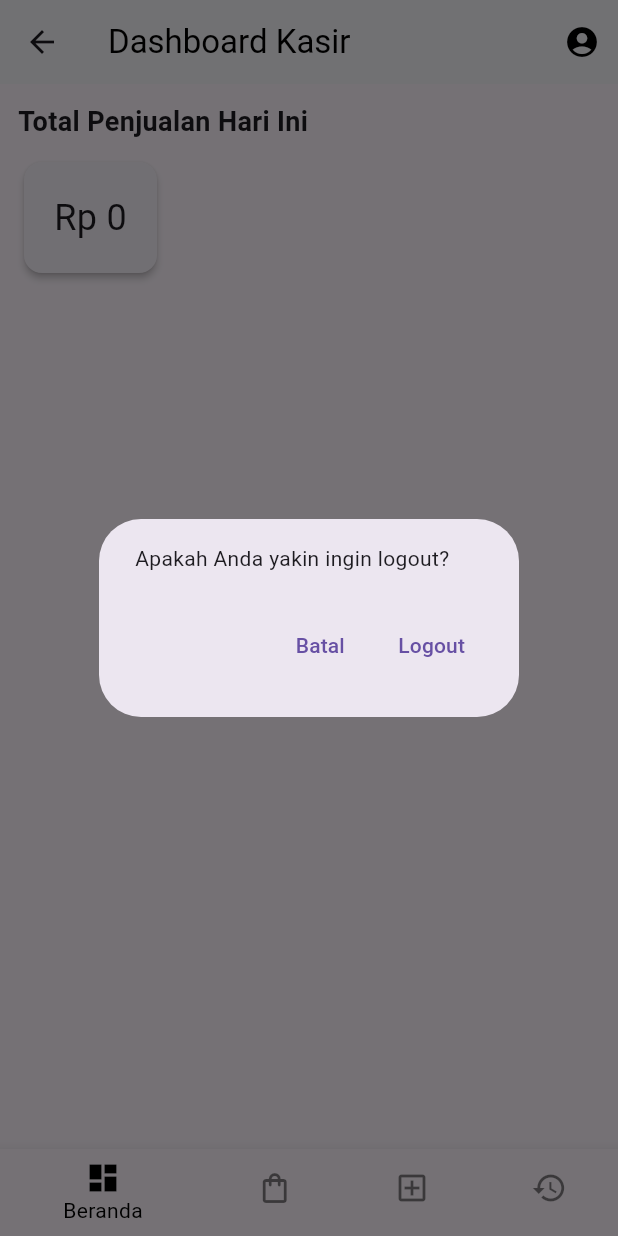
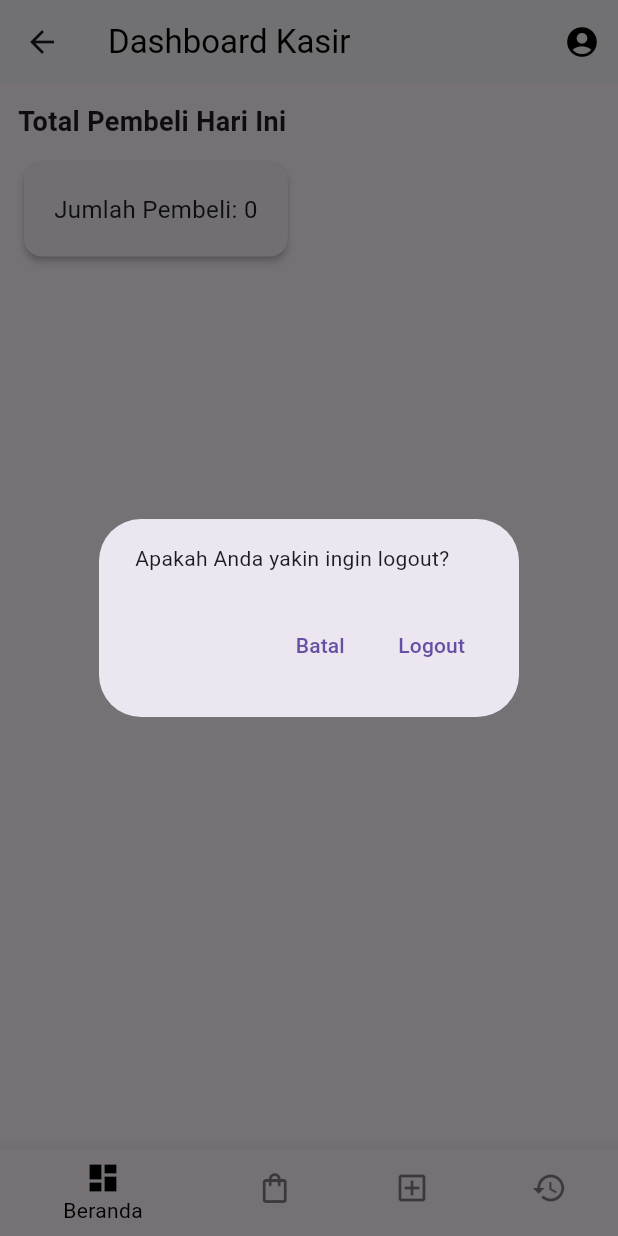
Before and after one commit to akbaraulia/flba, a Flutter app: the DashboardKasir screen opened by its route, after a tap on the "account circle" icon, on a phone screen of 412 x 824 dp. Run offline on Flutter 3.47's test engine with Material 3 defaults, Android fonts, the phone set to English and light mode, and no system bars; our stand-ins replace fl_chart, get, get_storage, image_picker, pdf, printing; accounts and stored records are empty; network calls fail.

Commit message:
V1 version release

```diff
--- /dev/null
+++ b/flutter-example/kasir-fe/lib/app/modules/history/bindings/history_binding.dart
@@ -0,0 +1,10 @@
+import 'package:get/get.dart';
+import 'package:kasir/app/modules/history/controllers/history_controller.dart';
+
+class HistoryBinding extends Bindings {
+  @override
+
+  void dependencies() {
+    Get.lazyPut<HistoryController>(() => HistoryController());
+  }
+}
--- /dev/null
+++ b/flutter-example/kasir-fe/lib/app/modules/history/controllers/history_controller.dart
@@ -0,0 +1,84 @@
+import 'dart:convert';
+import 'package:get/get.dart';
+import 'package:get_storage/get_storage.dart';
+import 'package:http/http.dart' as http;
+import 'package:pdf/widgets.dart' as pw;
+import 'package:printing/printing.dart';
+
+class HistoryController extends GetxController {
+  final box = GetStorage();
+  var groupedPayments = [].obs;
+  var isLoading = true.obs;
+
+  @override
+  void onInit() {
+    fetchPayments();
+    super.onInit();
+  }
+
+  Future<void> fetchPayments() async {
+    final token = box.read('token');
+    try {
+      isLoading.value = true;
+      final response = await http.get(
+        Uri.parse('http://192.168.158.106:8000/api/payments'),
+        headers: {
+          'Authorization': 'Bearer $token',
+          'Accept': 'application/json',
+        },
+      );
+
+      if (response.statusCode == 200) {
+        final List data = jsonDecode(response.body)['data'];
+        groupedPayments.value = data;
+      } else {
+        Get.snackbar('Error', 'Gagal mengambil riwayat transaksi');
+      }
+    } catch (e) {
+      Get.snackbar('Error', 'Terjadi kesalahan: $e');
+    } finally {
+      isLoading.value = false;
+    }
+  }
+
+  Future<void> generatePDF(Map group) async {
+    final pdf = pw.Document();
+
+    final items = group['items'] as List;
+
+    pdf.addPage(
+      pw.Page(
+        build: (context) => pw.Column(
+          crossAxisAlignment: pw.CrossAxisAlignment.start,
+          children: [
+            pw.Text('Riwayat Transaksi', style: pw.TextStyle(fontSize: 24)),
+            pw.SizedBox(height: 16),
+            pw.Text('Tanggal: ${group['created_at']}'),
+            pw.Text('Total: Rp ${group['total_price']}'),
+            pw.Text('Bayar: Rp ${group['pay']}'),
+            pw.Text('Kembali: Rp ${group['change']}'),
+            pw.SizedBox(height: 16),
+            pw.Text('Produk:',
+                style: pw.TextStyle(fontWeight: pw.FontWeight.bold)),
+            pw.Column(
+              crossAxisAlignment: pw.CrossAxisAlignment.start,
+              children: items.map<pw.Widget>((p) {
+                final product = p['product'];
+                final productName = product != null
+                    ? product['name_product']
+                    : '[Produk tidak ditemukan]';
+                final qty = p['qty'] ?? 0;
+                return pw.Text('$productName x$qty');
+              }).toList(),
+            ),
+          ],
+        ),
+      ),
+    );
+
+    await Printing.layoutPdf(onLayout: (format) async => pdf.save());
+  }
+
+
+
+}
--- a/flutter-example/kasir-fe/lib/app/modules/home/controllers/dashboard_controller.dart
+++ b/flutter-example/kasir-fe/lib/app/modules/home/controllers/dashboard_controller.dart
@@ -1,9 +1,14 @@
 import 'package:get/get.dart';
 import 'package:get_storage/get_storage.dart';
+import 'dart:convert';
+import 'package:http/http.dart' as http;
 
 class DashboardController extends GetxController {
   final box = GetStorage();
   var selectedIndex = 0.obs;
+
+  var penjualanData = [].obs;
+  var persentaseProduk = [].obs;
 
   void changePage(int index) {
     selectedIndex.value = index;
@@ -14,18 +19,48 @@ class DashboardController extends GetxController {
     box.remove('user');
     Get.offAllNamed('/login');
   }
-  // data penjualan per hari
-  // final List<Map<String, dynamic>> salesData = List.generate(20, (index) {
-  //   return {
-  //     "day": index + 1,
-  //     "sales": (index * 2) % 45,
-  //   };
-  // });
 
-  // data penjualan barang
-  // final List<Map<String, dynamic>> categorySales = [
-  //   {"category": "Makanan", "percentage": 40},
-  //   {"category": "Minuman", "percentage": 30},
-  //   {"category": "Lainnya", "percentage": 30},
-  // ];
+  Future<void> getPenjualan15HariTerakhir() async {
+    final token = box.read('token');
+    final response = await http.get(
+      Uri.parse('http://192.168.158.106:8000/api/dashboard/penjualan-15-hari-terakhir'),
+      headers: {
+        'Authorization': 'Bearer $token',
+        'Accept': 'application/json',
+      },
+    );
+
+    if (response.statusCode == 200) {
+      var data = json.decode(response.body)['penjualan_15_hari'];
+      penjualanData.value = data;
+    } else {
+      print('Gagal mengambil data penjualan 15 hari terakhir cihuy');
+    }
+  }
+
+  Future<void> getPersentasePenjualanProduk() async {
+    final token = box.read('token');
+    final response = await http.get(
+      Uri.parse(
+          'http://192.168.158.106:8000/api/dashboard/persentase-penjualan-produk'),
+      headers: {
+        'Authorization': 'Bearer $token',
+        'Accept': 'application/json',
+      },
+    );
+
+    if (response.statusCode == 200) {
+      var data = json.decode(response.body)['penjualan_produk'];
+      persentaseProduk.value = data;
+    } else {
+      print('Gagal mengambil data persentase penjualan produk');
+    }
+  }
+
+  @override
+  void onInit() {
+    super.onInit();
+    getPenjualan15HariTerakhir();
+    getPersentasePenjualanProduk();
+  }
 }
--- a/flutter-example/kasir-fe/lib/app/modules/home/controllers/dashboard_kasir_controller.dart
+++ b/flutter-example/kasir-fe/lib/app/modules/home/controllers/dashboard_kasir_controller.dart
@@ -1,9 +1,51 @@
 import 'package:get/get.dart';
+import 'package:http/http.dart' as http;
+import 'dart:convert';
 import 'package:get_storage/get_storage.dart';
 
 class DashboardKasirController extends GetxController {
   final box = GetStorage();
   var selectedIndex = 0.obs;
+  var jumlahPembeli = 0.obs; // Menyimpan jumlah pembeli
+
+  @override
+  void onInit() {
+    super.onInit();
+    getJumlahPembeliHariIni(); // Ambil jumlah pembeli saat controller diinisialisasi
+  }
+
+  Future<void> getJumlahPembeliHariIni() async {
+    try {
+      String? token = GetStorage().read('token');
+
+      // Pastikan token ada
+      if (token == null) {
+        print('Token tidak ditemukan!');
+        return;
+      }
+
+      // Set header Authorization
+      final response = await http.get(
+        Uri.parse(
+            'http://192.168.158.106:8000/api/dashboard/jumlah-pembeli-hari-ini'),
+        headers: {
+          'Authorization': 'Bearer $token', // Menambahkan header token
+        },
+      );
+
+      if (response.statusCode == 200) {
+        var data = json.decode(response.body);
+        jumlahPembeli.value = data['jumlah_pembeli'];
+      } else {
+        // Log response error untuk debugging
+        print('Gagal mengambil data jumlah pembeli: ${response.statusCode}');
+        print('Response body: ${response.body}');
+      }
+    } catch (e) {
+      // Tangani error jika koneksi gagal atau terjadi masalah lainnya
+      print('Error: $e');
+    }
+  }
 
   void changePage(int index) {
     selectedIndex.value = index;
--- a/flutter-example/kasir-fe/lib/app/modules/home/views/dashboard_admin.dart
+++ b/flutter-example/kasir-fe/lib/app/modules/home/views/dashboard_admin.dart
@@ -109,13 +109,13 @@ class DashboardContent extends StatelessWidget {
             'Penjualan 15 Hari Terakhir',
             style: TextStyle(fontWeight: FontWeight.bold),
           ),
-          const SizedBox(height: 200, child: Barchart()),
+          SizedBox(height: 200, child: Barchart()),
           const SizedBox(height: 20),
           const Text(
             'Persentase Penjualan Produk',
             style: TextStyle(fontWeight: FontWeight.bold),
           ),
-          const SizedBox(height: 200, child: Diagrampie()),
+           SizedBox(height: 200, child: Diagrampie()),
         ],
       ),
     );
--- a/flutter-example/kasir-fe/lib/app/modules/home/views/dashboard_kasir.dart
+++ b/flutter-example/kasir-fe/lib/app/modules/home/views/dashboard_kasir.dart
@@ -1,5 +1,6 @@
 import 'package:flutter/material.dart';
 import 'package:get/get.dart';
+import 'package:kasir/app/modules/history/views/history.dart';
 import 'package:kasir/app/modules/home/controllers/dashboard_kasir_controller.dart';
 import 'package:kasir/app/modules/product/views/product_kasir.dart';
 import 'package:kasir/app/modules/transaction/views/transaction.dart';
@@ -11,10 +12,10 @@ class DashboardKasir extends StatelessWidget {
       Get.put(DashboardKasirController());
 
   final List<Widget> _pages = [
-    const KasirHomeContent(),
+    KasirHomeContent(),
     ProductKasir(),
     Transaction(),
-    const Center(child: Text("Riwayat Transaksi")),
+    History()
   ];
 
   void _showLogoutDialog(BuildContext context) {
@@ -93,24 +94,28 @@ class DashboardKasir extends StatelessWidget {
 }
 
 class KasirHomeContent extends StatelessWidget {
-  const KasirHomeContent({super.key});
+  KasirHomeContent({super.key});
+  final DashboardKasirController controller =
+      Get.put(DashboardKasirController());
 
   @override
   Widget build(BuildContext context) {
-    return const Padding(
-      padding: EdgeInsets.all(12),
+    return Padding(
+      padding: const EdgeInsets.all(12),
       child: Column(
         crossAxisAlignment: CrossAxisAlignment.start,
         children: [
-          Text("Total Penjualan Hari Ini",
+          const Text("Total Pembeli Hari Ini",
               style: TextStyle(fontSize: 18, fontWeight: FontWeight.bold)),
-          SizedBox(height: 10),
-          // Tempat total penjualan nanti
+          const SizedBox(height: 10),
           Card(
             elevation: 2,
             child: Padding(
-              padding: EdgeInsets.all(20),
-              child: Text("Rp 0", style: TextStyle(fontSize: 24)),
+              padding: const EdgeInsets.all(20),
+              child: Obx(() => Text(
+                    'Jumlah Pembeli: ${controller.jumlahPembeli.value}',
+                    style: const TextStyle(fontSize: 16),
+                  )),
             ),
           ),
         ],
--- a/flutter-example/kasir-fe/lib/routes/app_pages.dart
+++ b/flutter-example/kasir-fe/lib/routes/app_pages.dart
@@ -1,6 +1,8 @@
 import 'package:get/get.dart';
 import 'package:kasir/app/modules/auth/login/bindings/binding_login.dart';
 import 'package:kasir/app/modules/auth/login/views/loginpage.dart';
+import 'package:kasir/app/modules/history/bindings/history_binding.dart';
+import 'package:kasir/app/modules/history/views/history.dart';
 import 'package:kasir/app/modules/home/bindings/binding_home.dart';
 import 'package:kasir/app/modules/home/views/dashboard_admin.dart';
 import 'package:kasir/app/modules/home/views/dashboard_kasir.dart';
@@ -25,6 +27,7 @@ class AppPages {
   static const checkout = Routes.checkout;
   static const konfirmasi = Routes.konfirmasi;
   static const result = Routes.result;
+  static const history = Routes.history;
 
   static final routes = [
     GetPage(
@@ -72,6 +75,11 @@ class AppPages {
         TransactionBinding(),
         ProductBinding(),
       ],
+    ),
+    GetPage(
+      name: _Paths.history,
+      page: () => History(),
+      binding: HistoryBinding(),
     )
   ];
 }
--- a/flutter-example/kasir-fe/lib/routes/app_routes.dart
+++ b/flutter-example/kasir-fe/lib/routes/app_routes.dart
@@ -10,6 +10,7 @@ abstract class _Paths{
   static const checkout = '/checkout';
   static const konfirmasi = '/konfirmasi';
   static const result = '/result';
+  static const history = '/history';
 }
 
 abstract class Routes{
@@ -23,4 +24,5 @@ abstract class Routes{
   static const checkout = _Paths.checkout;
   static const konfirmasi = _Paths.konfirmasi;
   static const result = _Paths.result;
+  static const history = _Paths.history;
 }
--- a/flutter-example/kasir-fe/pubspec.yaml
+++ b/flutter-example/kasir-fe/pubspec.yaml
@@ -40,6 +40,10 @@ dependencies:
   fl_chart: ^0.70.2
   image_picker: ^1.1.2
   intl: ^0.20.2
+  pdf: ^3.11.3
+  printing: ^5.14.2
+  excel: ^4.0.6
+  path_provider: ^2.1.5
 
 dev_dependencies:
   flutter_test:
```
Also changed, not shown: flutter-example/kasir-fe/lib/app/modules/history/views/history.dart (added, +63 -0 lines), flutter-example/kasir-fe/lib/app/modules/home/widgets/barchart.dart (+127 -59 lines), flutter-example/kasir-fe/lib/app/modules/home/widgets/diagrampie.dart (+58 -45 lines), flutter-example/kasir-fe/lib/app/modules/transaction/controllers/transaction_controller.dart (+56 -0 lines), flutter-example/kasir-fe/lib/app/modules/transaction/views/result.dart (+7 -7 lines), flutter-example/kasir-fe/pubspec.lock, 13 other files.
